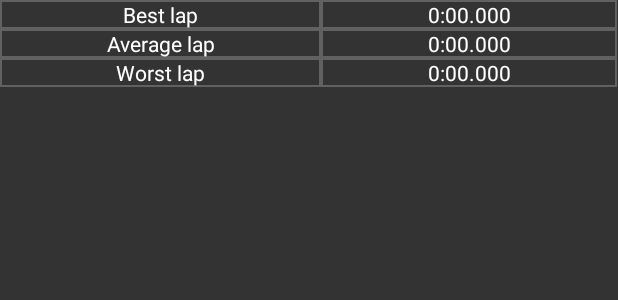
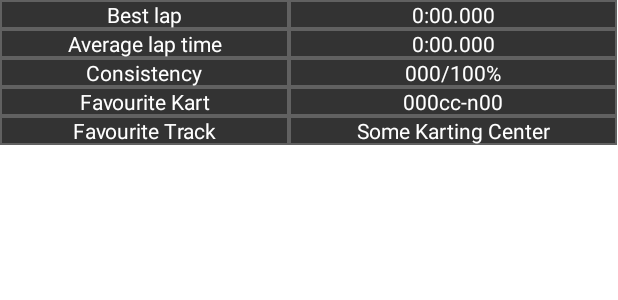
Before and after one commit to JQueimado/TimeSheets, an Android app: the layout fragment_stats.xml on its own in the app's theme, with its tools: preview values and no code run, on a phone screen of 412 x 824 dp. Shown: the top 300 px of the screen. Run offline under Robolectric (Android 15) with nearby library versions, the phone set to English and light mode, and no system bars.

Commit message:
Fineshed first prototype of the stats fragment

```diff
--- a/KartingSheets/app/src/main/res/layout/fragment_stats.xml
+++ b/KartingSheets/app/src/main/res/layout/fragment_stats.xml
@@ -2,8 +2,8 @@
 <TableLayout xmlns:android="http://schemas.android.com/apk/res/android"
     android:id="@+id/stats_fragment_body"
     xmlns:tools="http://schemas.android.com/tools"
-    android:layout_width="match_parent"
-    android:layout_height="match_parent"
+    android:layout_width="wrap_content"
+    android:layout_height="wrap_content"
     tools:context=".StatsFragment"
 
     android:background="@color/stats_background_color"
@@ -63,9 +63,9 @@
 
     </TableRow>
 
-    <!-- Worst Lap -->
+    <!-- Consistency -->
     <TableRow
-        android:id="@+id/stats_worst_lap_body"
+        android:id="@+id/stats_consistency_body"
         android:layout_width="match_parent"
         android:layout_height="match_parent">
 
@@ -74,17 +74,74 @@
             android:layout_height="wrap_content"
             android:background="@drawable/stats_fragment_table_shape"
 
-            android:text="@string/stats_worst_lap"
+            android:text="@string/stats_consistency"
             android:textColor="@color/white"
-            android:gravity="center"/>
+            android:gravity="center"
+            />
 
         <TextView
-            android:id="@+id/stats_worst_lap"
+            android:id="@+id/stats_consistency"
             android:layout_width="wrap_content"
             android:layout_height="wrap_content"
             android:background="@drawable/stats_fragment_table_shape"
 
-            android:text="@string/stats_sample_lap"
+            android:text="@string/stats_sample_consistency"
+            android:textColor="@color/white"
+            android:gravity="center"/>
+
+    </TableRow>
+
+    <!-- Favourite Kart -->
+    <TableRow
+        android:id="@+id/stats_favourite_kart_body"
+        android:layout_width="match_parent"
+        android:layout_height="match_parent">
+
+        <TextView
+            android:layout_width="wrap_content"
+            android:layout_height="wrap_content"
+            android:background="@drawable/stats_fragment_table_shape"
+
+            android:text="@string/stats_favourite_kart"
+            android:textColor="@color/white"
+            android:gravity="center"
+            />
+
+        <TextView
+            android:id="@+id/stats_favourite_kart"
+            android:layout_width="wrap_content"
+            android:layout_height="wrap_content"
+            android:background="@drawable/stats_fragment_table_shape"
+
+            android:text="@string/stats_sample_kart"
+            android:textColor="@color/white"
+            android:gravity="center"/>
+
+    </TableRow>
+
+    <!-- Favourite Kart -->
+    <TableRow
+        android:id="@+id/stats_favourite_track_body"
+        android:layout_width="match_parent"
+        android:layout_height="match_parent">
+
+        <TextView
+            android:layout_width="wrap_content"
+            android:layout_height="wrap_content"
+            android:background="@drawable/stats_fragment_table_shape"
+
+            android:text="@string/stats_favourite_track"
+            android:textColor="@color/white"
+            android:gravity="center"
+            />
+
+        <TextView
+            android:id="@+id/stats_favourite_track"
+            android:layout_width="wrap_content"
+            android:layout_height="wrap_content"
+            android:background="@drawable/stats_fragment_table_shape"
+
+            android:text="@string/stats_sample_track"
             android:textColor="@color/white"
             android:gravity="center"/>
 
--- a/KartingSheets/app/src/main/res/values/strings.xml
+++ b/KartingSheets/app/src/main/res/values/strings.xml
@@ -18,8 +18,14 @@
     <!-- Stats Text -->
 
     <string name="stats_best_lap">Best lap</string>
-    <string name="stats_average_lap">Average lap</string>
-    <string name="stats_worst_lap">Worst lap</string>
+    <string name="stats_average_lap">Average lap time</string>
+    <string name="stats_consistency">Consistency</string>
+    <string name="stats_favourite_kart">Favourite Kart</string>
+    <string name="stats_favourite_track">Favourite Track</string>
+
     <string name="stats_sample_lap">0:00.000</string>
+    <string name="stats_sample_consistency">000/100%</string>
+    <string name="stats_sample_kart"> 000cc-n00 </string>
+    <string name="stats_sample_track"> Some Karting Center </string>
 
 </resources>
```
